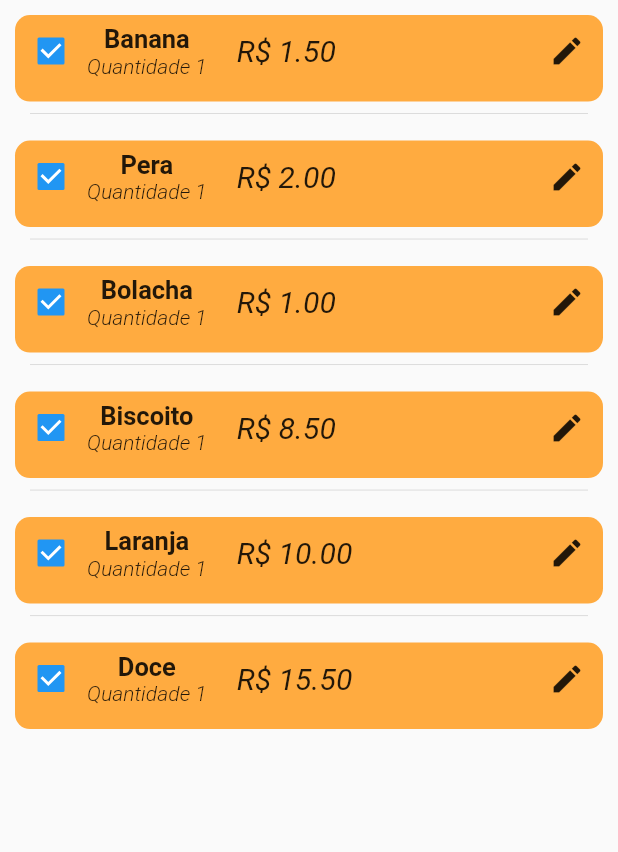
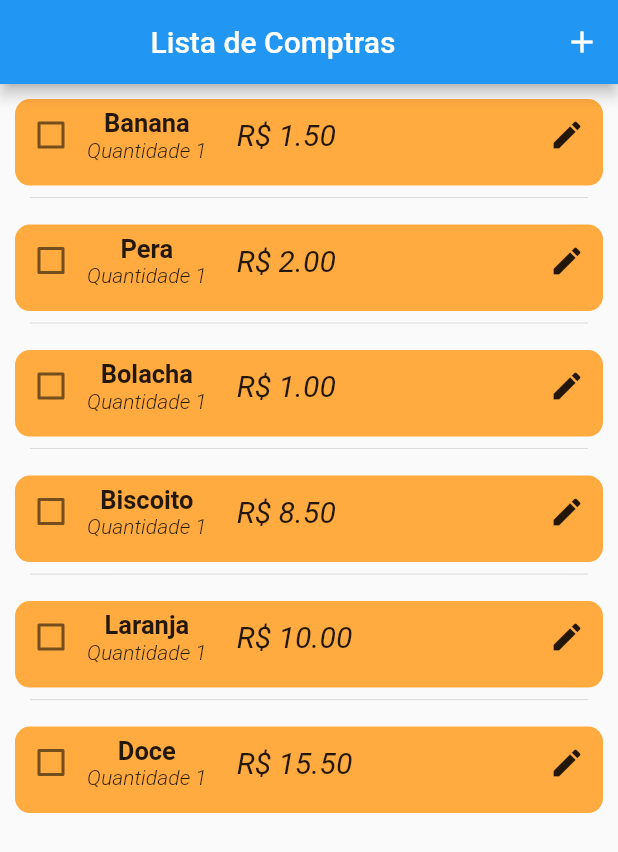
Before and after one commit to bispoalef/App_lista_de_compras, a Flutter app: the screen it shows after launch, on a phone screen of 412 x 824 dp. Shown: the top 852 px of the screen. Run offline on Flutter 3.47's test engine with Material 2 defaults, Android fonts, the phone set to English and light mode, and no system bars.

Commit message:
adicionando app bar

```diff
--- a/lib/components/home_page_components/item_da_lista.dart
+++ b/lib/components/home_page_components/item_da_lista.dart
@@ -19,7 +19,7 @@ class ItemDaLista extends StatefulWidget {
 }
 
 class _ItemListaComponenteState extends State<ItemDaLista> {
-  bool checkBox = true;
+  bool checkBox = false;
 
   @override
   Widget build(BuildContext context) {
@@ -41,7 +41,6 @@ class _ItemListaComponenteState extends State<ItemDaLista> {
                     value: checkBox,
                     onChanged: (bool? newValue) {
                       setState(() {
-                        checkBox = newValue!;
                         widget.list!.removerProduto(widget.produto!);
                       });
                     }),
--- a/lib/view/home_page.dart
+++ b/lib/view/home_page.dart
@@ -12,6 +12,9 @@ class HomePage extends StatelessWidget {
     lista = Provider.of<ListaDeProdutos>(context);
 
     return Scaffold(
+      appBar: AppBar(
+          title: const Center(child: Text('Lista de Comptras')),
+          actions: [IconButton(onPressed: () {}, icon: const Icon(Icons.add))]),
       body: ListView.separated(
         separatorBuilder: (_, __) => const Divider(
           endIndent: 20,
```
